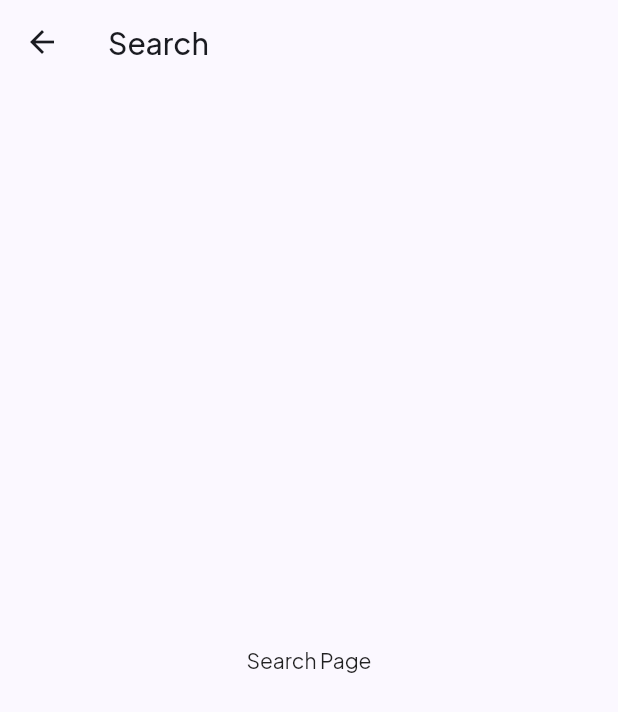
After one commit to kiche-allan/Millers-app, a Flutter app: the SearchPage screen opened directly, on a phone screen of 412 x 824 dp. The commit adds this screen. Shown: the top 712 px of the screen. Run offline on Flutter 3.47's test engine with Material 2 defaults, Android fonts, the phone set to English and light mode, and no system bars; our stand-ins replace device_preview, google_fonts, ionicons.

Commit message:
search and home

```diff
--- /dev/null
+++ b/lib/pages/search_page.dart
@@ -0,0 +1,22 @@
+import 'package:flutter/material.dart';
+
+class SearchPage extends StatefulWidget {
+  const SearchPage({Key? key}) : super(key: key);
+
+  @override
+  _SearchPageState createState() => _SearchPageState();
+}
+
+class _SearchPageState extends State<SearchPage> {
+  @override
+  Widget build(BuildContext context) {
+    return Scaffold(
+      appBar: AppBar(
+        title: Text("Search"),
+      ),
+      body: Center(
+        child: Text("Search Page"),
+      ),
+    );
+  }
+}
```
Also changed, not shown: lib/pages/filter_page.dart (added, +22 -0 lines), lib/pages/home_page.dart (+23 -24 lines).
